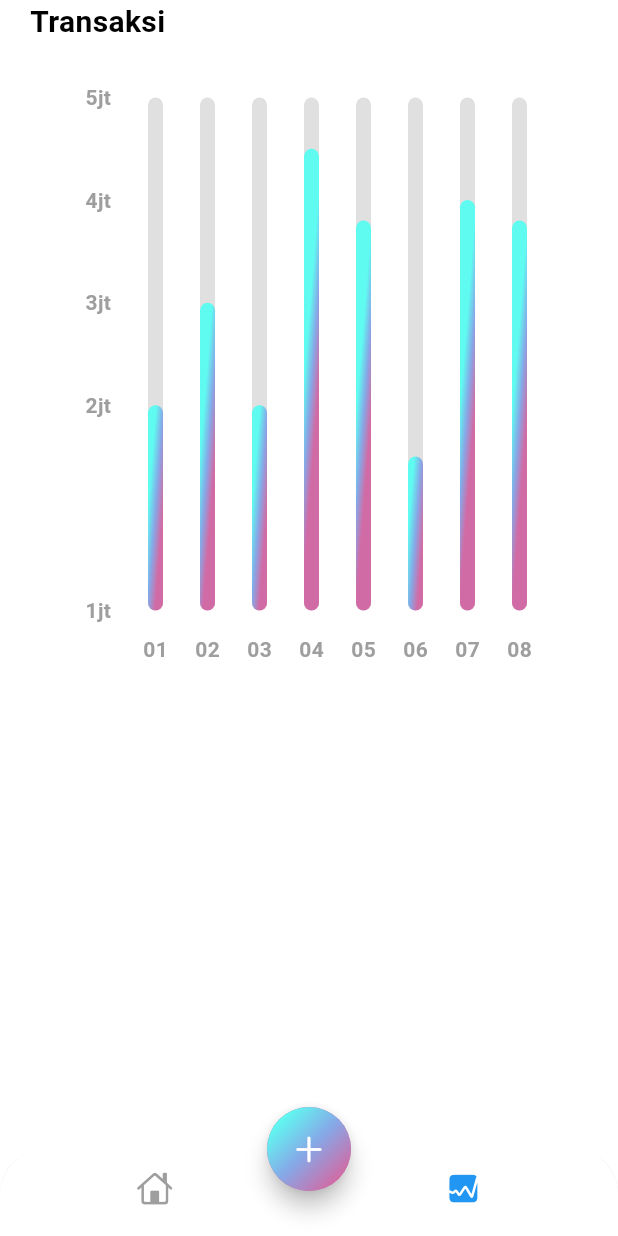
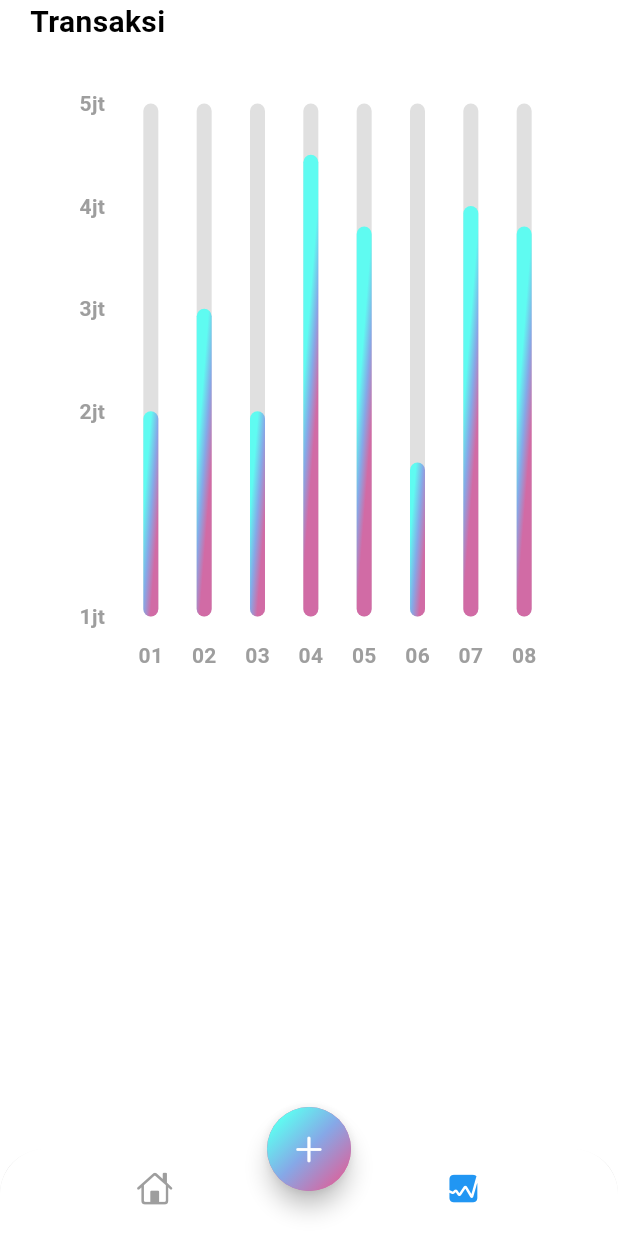
Before and after one commit to dikadwiki/my_first_app, a Flutter app: the screen it shows after launch, item 2 of the bottom bar chosen, on a phone screen of 412 x 824 dp. Run offline on Flutter 3.47's test engine with Material 3 defaults, Android fonts, the phone set to English and light mode, and no system bars; drawn by our look-alikes of fl_chart; our stand-ins replace font_awesome_flutter.

Commit message:
Membuat stats dan chart

```diff
--- a/lib/screens/stats/stats.dart
+++ b/lib/screens/stats/stats.dart
@@ -27,8 +27,8 @@ class StatScreen extends StatelessWidget {
               decoration: BoxDecoration(
                 color: Colors.white,
               ),
-              child: Padding(
-                padding: const EdgeInsets.all(16.0),
+              child: const Padding(
+                padding: EdgeInsets.fromLTRB(12, 20, 12, 12),
                 child: MyChart(),
               ),
               // color: Colors.black,
```
